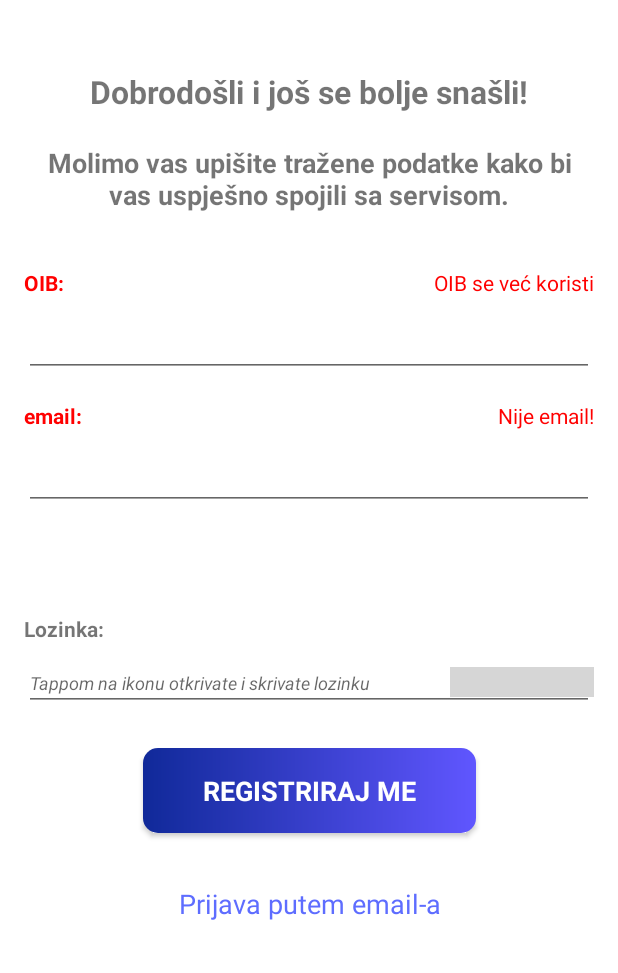
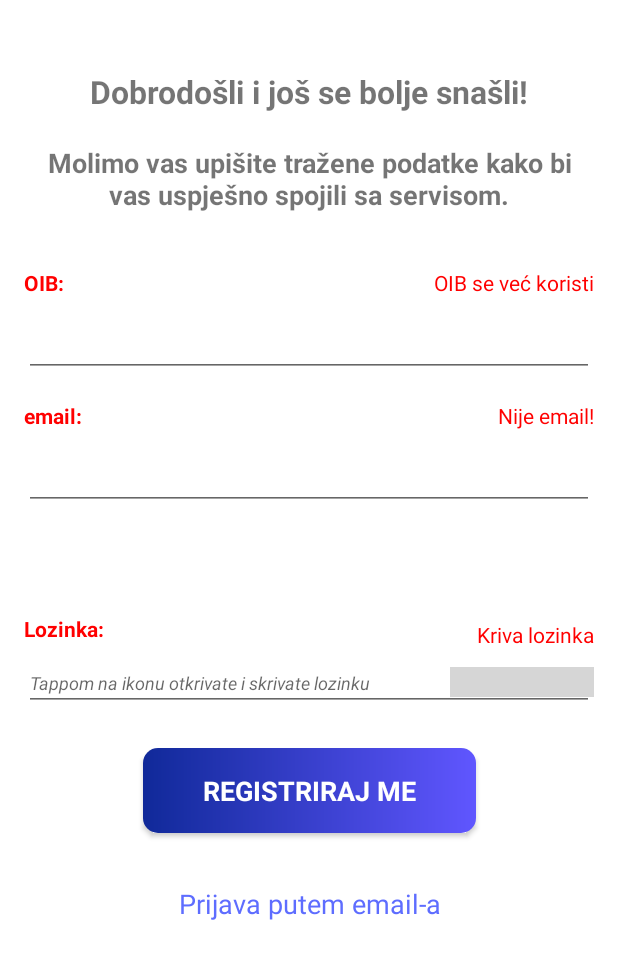
Before and after one commit to MatkoTom/SummerSchoolApp, an Android app: the fragment SignupFragment placed in its activity, after a tap on "REGISTRIRAJ ME", on a phone screen of 412 x 824 dp, the part 263-1236 px from its top. Run offline under Robolectric (Android 15) with nearby library versions, the phone set to English and light mode, and no system bars; our stand-ins replace ButterKnife; grey boxes are pictures that could not be loaded.

Commit message:
Images, some fixes

```diff
--- a/app/src/main/AndroidManifest.xml
+++ b/app/src/main/AndroidManifest.xml
@@ -20,6 +20,8 @@
 
         </intent-filter>
     </activity>
+
+        <service android:name=".service.SleeperService" />
     </application>
 
 </manifest>
--- a/app/src/main/java/com/example/summerschoolapp/utils/Const.java
+++ b/app/src/main/java/com/example/summerschoolapp/utils/Const.java
@@ -2,4 +2,5 @@ package com.example.summerschoolapp.utils;
 
 public abstract class Const {
     public static final String BOOLEAN_SHARED_KEY = "BOOLEAN_SHARED_KEY";
+    public static final String SLEEP_DONE = "SLEEP_DONE";
 }
--- a/app/src/main/java/com/example/summerschoolapp/utils/Preferences.java
+++ b/app/src/main/java/com/example/summerschoolapp/utils/Preferences.java
@@ -18,9 +18,8 @@ public class Preferences {
 
     public Boolean getBoolean() {
         editor = preferences.edit();
-        Boolean b = preferences.getBoolean(BOOLEAN_SHARED_KEY, false);
 
-        return b;
+        return preferences.getBoolean(BOOLEAN_SHARED_KEY, false);
     }
 
     public void setBoolean(Boolean b) {
--- a/app/src/main/java/com/example/summerschoolapp/view/login/login/LoginFragment.java
+++ b/app/src/main/java/com/example/summerschoolapp/view/login/login/LoginFragment.java
@@ -3,16 +3,18 @@ package com.example.summerschoolapp.view.login.login;
 
 import android.content.Context;
 import android.content.Intent;
+import android.content.res.ColorStateList;
 import android.graphics.Color;
 import android.os.Bundle;
+import android.text.Editable;
 import android.text.TextUtils;
+import android.text.TextWatcher;
 import android.text.method.HideReturnsTransformationMethod;
 import android.text.method.PasswordTransformationMethod;
 import android.util.Patterns;
 import android.view.LayoutInflater;
 import android.view.View;
 import android.view.ViewGroup;
-import android.view.WindowManager;
 import android.widget.EditText;
 import android.widget.ImageButton;
 import android.widget.TextView;
@@ -55,6 +57,7 @@ public class LoginFragment extends Fragment {
     @BindView(R.id.ibtn_hide_show)
     ImageButton ibtnHideShow;
 
+    private ColorStateList oldColor;
     private boolean isVisible = false;
     private boolean isValidMail = false;
     private boolean isValidPassword = false;
@@ -73,6 +76,8 @@ public class LoginFragment extends Fragment {
 
         View rootView = inflater.inflate(R.layout.fragment_login, container, false);
         ButterKnife.bind(this, rootView);
+        textChangedListener();
+        oldColor = tvLoginMail.getTextColors();
         return rootView;
     }
 
@@ -127,6 +132,44 @@ public class LoginFragment extends Fragment {
         }
     }
 
+    private void textChangedListener() {
+        etEmail.addTextChangedListener(new TextWatcher() {
+            @Override
+            public void beforeTextChanged(CharSequence charSequence, int i, int i1, int i2) {
+
+            }
+
+            @Override
+            public void onTextChanged(CharSequence charSequence, int i, int i1, int i2) {
+                tvLoginMail.setTextColor(oldColor);
+                tvWrongEmail.setText("");
+            }
+
+            @Override
+            public void afterTextChanged(Editable editable) {
+
+            }
+        });
+
+        etPassword.addTextChangedListener(new TextWatcher() {
+            @Override
+            public void beforeTextChanged(CharSequence charSequence, int i, int i1, int i2) {
+
+            }
+
+            @Override
+            public void onTextChanged(CharSequence charSequence, int i, int i1, int i2) {
+                tvLoginPassword.setTextColor(oldColor);
+                tvWrongPassword.setText("");
+            }
+
+            @Override
+            public void afterTextChanged(Editable editable) {
+
+            }
+        });
+    }
+
     private static boolean isValidEmail(CharSequence target) {  // Email validator, checks if field has correct input
         return (!TextUtils.isEmpty(target) && Patterns.EMAIL_ADDRESS.matcher(target).matches());
     }
--- a/app/src/main/java/com/example/summerschoolapp/view/login/signup/SignupFragment.java
+++ b/app/src/main/java/com/example/summerschoolapp/view/login/signup/SignupFragment.java
@@ -3,9 +3,12 @@ package com.example.summerschoolapp.view.login.signup;
 
 import android.content.Context;
 import android.content.Intent;
+import android.content.res.ColorStateList;
 import android.graphics.Color;
 import android.os.Bundle;
+import android.text.Editable;
 import android.text.TextUtils;
+import android.text.TextWatcher;
 import android.text.method.HideReturnsTransformationMethod;
 import android.text.method.PasswordTransformationMethod;
 import android.util.Patterns;
@@ -49,17 +52,25 @@ public class SignupFragment extends Fragment {
     @BindView(R.id.tv_signup_oib)
     TextView tvSignupOib;
 
+    @BindView(R.id.tv_signup_password)
+    TextView tvSignupPassword;
+
     @BindView(R.id.tv_oib_in_use)
     TextView tvOibInUse;
+
+    @BindView(R.id.tv_wrong_password)
+    TextView tvWrongPassword;
 
     @BindView(R.id.ibtn_hide_show)
     ImageButton ibtnHideShow;
 
     OnSignupFragmentClicListener listener;
 
-    private Boolean isVisible = false;
+    private boolean isVisible = false;
+    private ColorStateList oldColor;
     private boolean isValidMail = false;
     private boolean isValidOib = false;
+    private boolean isValidPassword = false;
 
     public interface OnSignupFragmentClicListener {
         void onSignupItemClicked();
@@ -74,6 +85,8 @@ public class SignupFragment extends Fragment {
                              Bundle savedInstanceState) {
         View rootView = inflater.inflate(R.layout.fragment_signup, container, false);
         ButterKnife.bind(this, rootView);
+        oldColor = tvSignupOib.getTextColors();
+        textChangedListener();
         return rootView;
     }
 
@@ -121,10 +134,74 @@ public class SignupFragment extends Fragment {
             isValidOib = true;
         }
 
-        if (isValidOib && isValidMail) {
+        if (etPassword.length() == 0) {
+            tvSignupPassword.setTextColor(Color.RED);
+            tvWrongPassword.setTextColor(Color.RED);
+            tvWrongPassword.setText("Kriva lozinka");
+        } else {
+            isValidPassword = true;
+        }
+
+        if (isValidOib && isValidMail && isValidPassword) {
             Intent i = new Intent(getActivity(), MainScreenActivity.class);
             startActivity(i);
         }
+    }
+
+    private void textChangedListener() {
+        etOib.addTextChangedListener(new TextWatcher() {
+            @Override
+            public void beforeTextChanged(CharSequence charSequence, int i, int i1, int i2) {
+
+            }
+
+            @Override
+            public void onTextChanged(CharSequence charSequence, int i, int i1, int i2) {
+                tvSignupOib.setTextColor(oldColor);
+                tvOibInUse.setText("");
+            }
+
+            @Override
+            public void afterTextChanged(Editable editable) {
+
+            }
+        });
+
+        etEmail.addTextChangedListener(new TextWatcher() {
+            @Override
+            public void beforeTextChanged(CharSequence charSequence, int i, int i1, int i2) {
+
+            }
+
+            @Override
+            public void onTextChanged(CharSequence charSequence, int i, int i1, int i2) {
+                tvSignupMail.setTextColor(oldColor);
+                tvEmailInUse.setText("");
+            }
+
+            @Override
+            public void afterTextChanged(Editable editable) {
+
+            }
+        });
+
+        etPassword.addTextChangedListener(new TextWatcher() {
+            @Override
+            public void beforeTextChanged(CharSequence charSequence, int i, int i1, int i2) {
+
+            }
+
+            @Override
+            public void onTextChanged(CharSequence charSequence, int i, int i1, int i2) {
+                tvSignupPassword.setTextColor(oldColor);
+                tvWrongPassword.setText("");
+            }
+
+            @Override
+            public void afterTextChanged(Editable editable) {
+
+            }
+        });
     }
 
     private static boolean isValidEmail(CharSequence target) {  // Email validator, checks if field has correct input
--- a/app/src/main/res/layout/fragment_signup.xml
+++ b/app/src/main/res/layout/fragment_signup.xml
@@ -237,6 +237,15 @@
             android:layout_marginEnd="16dp"
             app:layout_constraintEnd_toEndOf="parent"
             app:layout_constraintTop_toBottomOf="@+id/et_signup_oib" />
+
+        <TextView
+            android:id="@+id/tv_wrong_password"
+            android:layout_width="wrap_content"
+            android:layout_height="wrap_content"
+            android:layout_marginTop="20dp"
+            android:layout_marginEnd="16dp"
+            app:layout_constraintEnd_toEndOf="parent"
+            app:layout_constraintTop_toTopOf="@+id/guideline10" />
     </androidx.constraintlayout.widget.ConstraintLayout>
 
 </FrameLayout>
```
Also changed, not shown: app/src/main/java/com/example/summerschoolapp/service/SleeperService.java (added, +27 -0 lines).
